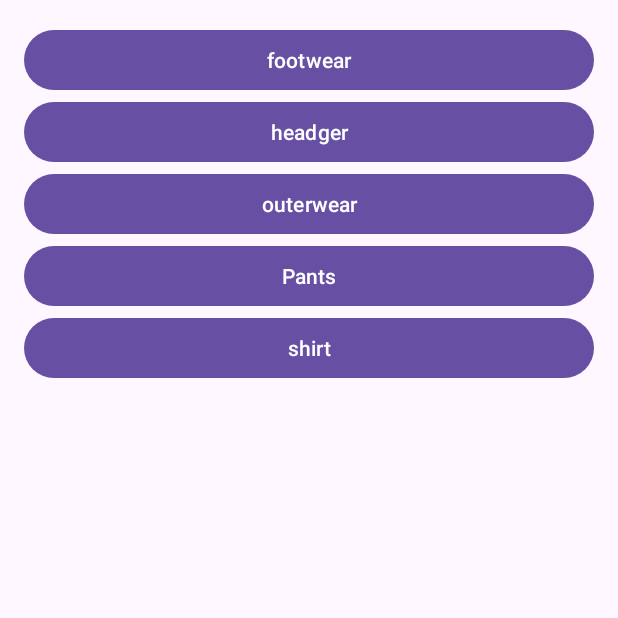
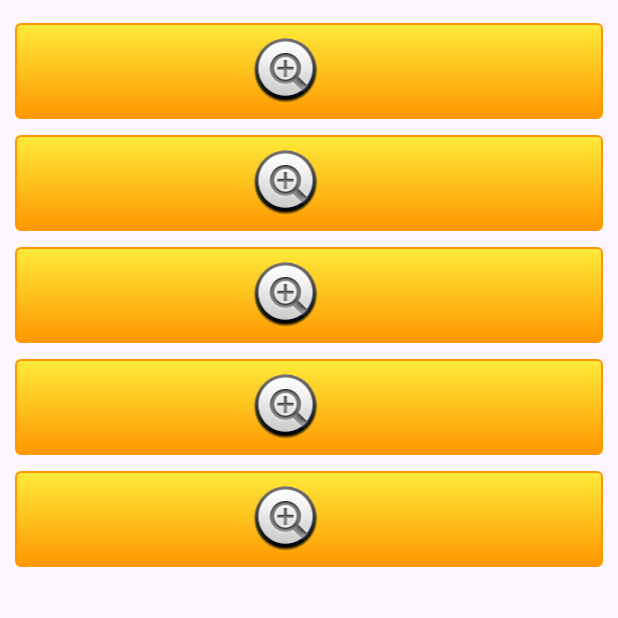
Before and after one commit to ultrafinik/WeatherAppProject2, an Android app: the ComplectActivity screen opened directly, with no data from a screen before it, on a phone screen of 412 x 824 dp, the top half of it. Run offline under Robolectric (Android 15) with nearby library versions, the phone set to English and light mode, and no system bars; our stand-ins replace Picasso; pictures from the network do not load.

Commit message:
ComplectActivity1

```diff
--- a/app/src/main/java/com/example/weatherappproject/view/ComplectActivity.java
+++ b/app/src/main/java/com/example/weatherappproject/view/ComplectActivity.java
@@ -5,6 +5,7 @@ import androidx.appcompat.app.AppCompatActivity;
 import android.os.Bundle;
 import android.view.View;
 import android.widget.Button;
+import android.widget.ImageButton;
 import android.widget.ImageView;
 
 import com.example.weatherappproject.R;
@@ -12,20 +13,18 @@ import com.example.weatherappproject.model.Complect;
 import com.squareup.picasso.Picasso;
 
 public class ComplectActivity extends AppCompatActivity {
-    private ImageView footwearImage,headerImage, outwearImage,pantsImage,shirtImage;
-    private Button buttonFootwear;
+    private ImageButton headerImage, outwearImage,pantsImage,shirtImage, buttonFootwear;
     private String source;
     private Complect complect;
     @Override
     protected void onCreate(Bundle savedInstanceState) {
         super.onCreate(savedInstanceState);
         setContentView(R.layout.fragment_complect);
-        footwearImage = findViewById(R.id.footwear_image);
+        buttonFootwear = findViewById(R.id.footwear_image);
         headerImage = findViewById(R.id.headgear_image);
         outwearImage = findViewById(R.id.outerwear_image);
         pantsImage = findViewById(R.id.pants_image);
         shirtImage = findViewById(R.id.shirt_image);
-        buttonFootwear=findViewById(R.id.button_footwear);
         Bundle arg=getIntent().getExtras();
         if(arg!=null)
         {
@@ -34,23 +33,18 @@ public class ComplectActivity extends AppCompatActivity {
             if (complect != null)
             {
                 if (!complect.getFootwear().equals("")) {
-                    footwearImage.setVisibility(View.VISIBLE);
-                    Picasso.get().load(complect.getFootwear()).into(footwearImage);
+                    Picasso.get().load(complect.getFootwear()).into(buttonFootwear);
                 }
                 if (!complect.getHeadgear().equals("")) {
-                    headerImage.setVisibility(View.VISIBLE);
                     Picasso.get().load(complect.getHeadgear()).into(headerImage);
                 }
                 if (!complect.getOuterwear().equals("")) {
-                    outwearImage.setVisibility(View.VISIBLE);
                     Picasso.get().load(complect.getOuterwear()).into(outwearImage);
                 }
                 if (!complect.getPants().equals("")) {
-                    pantsImage.setVisibility(View.VISIBLE);
                     Picasso.get().load(complect.getPants()).into(pantsImage);
                 }
                 if (!complect.getFootwear().equals("")) {
-                    shirtImage.setVisibility(View.VISIBLE);
                     Picasso.get().load(complect.getShirt()).into(shirtImage);
                 }
             }
--- /dev/null
+++ b/app/src/main/res/drawable/custom_red_button.xml
@@ -0,0 +1,37 @@
+<?xml version="1.0" encoding="utf-8"?>
+<selector xmlns:android="http://schemas.android.com/apk/res/android">
+    <item android:state_pressed="true" >
+        <shape>
+            <solid
+                android:color="#CDDC39" />
+            <stroke
+                android:width="1dp"
+                android:color="#CDDC39" />
+            <corners
+                android:radius="3dp" />
+            <padding
+                android:left="10dp"
+                android:top="10dp"
+                android:right="10dp"
+                android:bottom="10dp" />
+        </shape>
+    </item>
+    <item>
+        <shape>
+            <gradient
+                android:startColor="#FFEB3B"
+                android:endColor="#FF9800"
+                android:angle="270" />
+            <stroke
+                android:width="1dp"
+                android:color="#FF9800" />
+            <corners
+                android:radius="3dp" />
+            <padding
+                android:left="10dp"
+                android:top="10dp"
+                android:right="10dp"
+                android:bottom="10dp" />
+        </shape>
+    </item>
+</selector>
--- a/app/src/main/res/layout/fragment_complect.xml
+++ b/app/src/main/res/layout/fragment_complect.xml
@@ -10,58 +10,55 @@
             android:layout_width="match_parent"
             android:layout_height="match_parent"
             android:orientation="vertical"
-            android:padding="16dp">
-            <ImageView
+            android:padding="10dp">
+            <ImageButton
                 android:layout_width="match_parent"
                 android:layout_height="wrap_content"
+                android:scaleType="fitCenter"
                 android:id="@+id/footwear_image"
-                android:visibility="gone"/>
-            <Button
-                android:id="@+id/button_footwear"
-                android:layout_width="match_parent"
-                android:layout_height="wrap_content"
-                android:text="@string/footwear"
-                />
-            <ImageView
+                android:background="@drawable/custom_red_button"
+                android:layout_marginBottom="5dp"
+                android:layout_marginTop="5dp"
+                android:src="@android:drawable/btn_plus"/>
+
+            <ImageButton
                 android:layout_width="match_parent"
                 android:layout_height="wrap_content"
                 android:id="@+id/headgear_image"
-                android:visibility="gone"/>
-            <Button
-                android:id="@+id/button_headger"
-                android:layout_width="match_parent"
-                android:layout_height="wrap_content"
-                android:text="@string/headger"/>
-            <ImageView
+                android:scaleType="fitCenter"
+                android:background="@drawable/custom_red_button"
+                android:layout_marginBottom="5dp"
+                android:layout_marginTop="5dp"
+                android:src="@android:drawable/btn_plus"/>
+
+            <ImageButton
                 android:layout_width="match_parent"
                 android:layout_height="wrap_content"
                 android:id="@+id/outerwear_image"
-                android:visibility="gone"/>
-            <Button
-                android:id="@+id/button_outerwear"
-                android:layout_width="match_parent"
-                android:layout_height="wrap_content"
-                android:text="@string/outerwear"/>
-            <ImageView
+                android:src="@android:drawable/btn_plus"
+                android:background="@drawable/custom_red_button"
+                android:layout_marginBottom="5dp"
+                android:layout_marginTop="5dp"
+                android:scaleType="fitCenter"/>
+
+            <ImageButton
                 android:layout_width="match_parent"
                 android:layout_height="wrap_content"
                 android:id="@+id/pants_image"
-                android:visibility="gone"/>
-            <Button
-                android:id="@+id/button_pants"
-                android:layout_width="match_parent"
-                android:layout_height="wrap_content"
-                android:text="@string/pants"
-                />
-            <ImageView
+                android:src="@android:drawable/btn_plus"
+                android:background="@drawable/custom_red_button"
+                android:layout_marginBottom="5dp"
+                android:layout_marginTop="5dp"
+                android:scaleType="fitCenter"/>
+
+            <ImageButton
                 android:layout_width="match_parent"
                 android:layout_height="wrap_content"
                 android:id="@+id/shirt_image"
-                android:visibility="gone"/>
-            <Button
-                android:id="@+id/button_shirt"
-                android:layout_width="match_parent"
-                android:layout_height="wrap_content"
-                android:text="@string/shirt"/>
+                android:src="@android:drawable/btn_plus"
+                android:background="@drawable/custom_red_button"
+                android:layout_marginBottom="5dp"
+                android:layout_marginTop="5dp"
+                android:scaleType="fitCenter"/>
     </LinearLayout>
 </androidx.core.widget.NestedScrollView>
```
